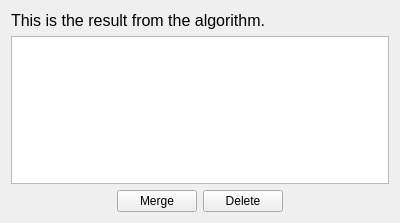
Qt form core/panel/run_Path_Solving_listbox.ui (KmolYuan/Pyslvs-UI) before a commit.
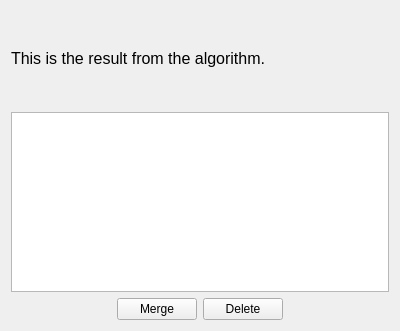
The same form after that commit.

What changed in the file:
```diff
--- a/core/panel/run_Path_Solving_listbox.ui
+++ b/core/panel/run_Path_Solving_listbox.ui
@@ -7,7 +7,7 @@
     <x>0</x>
     <y>0</y>
     <width>400</width>
-    <height>223</height>
+    <height>331</height>
    </rect>
   </property>
   <property name="windowTitle">
@@ -29,6 +29,12 @@
        <verstretch>0</verstretch>
       </sizepolicy>
      </property>
+     <property name="maximumSize">
+      <size>
+       <width>16777215</width>
+       <height>180</height>
+      </size>
+     </property>
      <property name="verticalScrollBarPolicy">
       <enum>Qt::ScrollBarAsNeeded</enum>
      </property>
```
